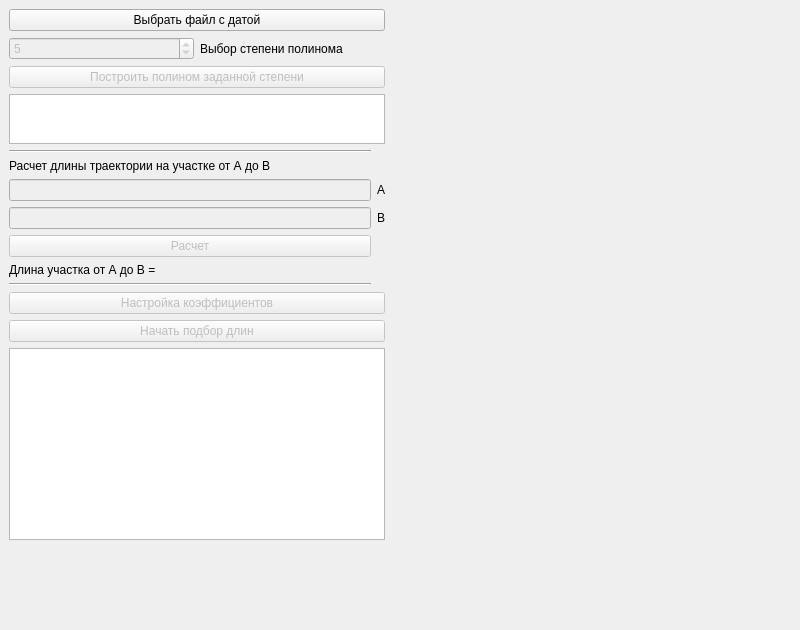
The window that ui_files/main_design.ui (gruzdev-as/Alexey_thesis_app) describes before a commit, drawn with Qt 5.
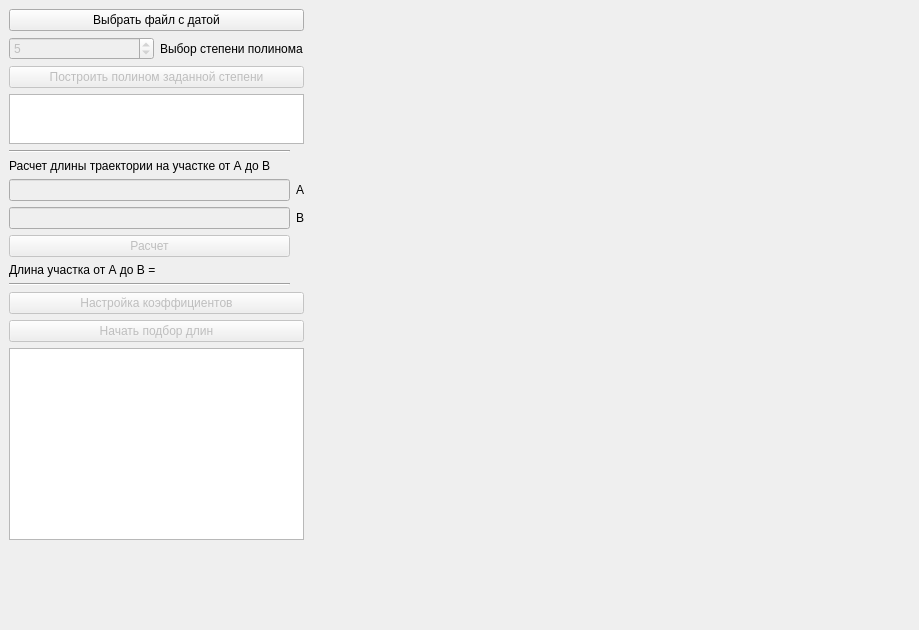
The same window after the commit.

The edit to the form file:
```diff
--- a/ui_files/main_design.ui
+++ b/ui_files/main_design.ui
@@ -6,10 +6,16 @@
    <rect>
     <x>0</x>
     <y>0</y>
-    <width>800</width>
+    <width>919</width>
     <height>630</height>
    </rect>
   </property>
+  <property name="sizePolicy">
+   <sizepolicy hsizetype="Fixed" vsizetype="Fixed">
+    <horstretch>0</horstretch>
+    <verstretch>0</verstretch>
+   </sizepolicy>
+  </property>
   <property name="windowTitle">
    <string>MainWindow</string>
   </property>
@@ -178,33 +184,14 @@
       <item>
        <layout class="QVBoxLayout" name="verticalLayout">
         <item>
-         <widget class="QWidget" name="first_display_widget" native="true">
-          <property name="minimumSize">
-           <size>
-            <width>400</width>
-            <height>300</height>
-           </size>
-          </property>
-          <property name="maximumSize">
-           <size>
-            <width>400</width>
-            <height>300</height>
-           </size>
-          </property>
-         </widget>
+         <widget class="QWidget" name="first_display_widget" native="true"/>
         </item>
         <item>
          <widget class="QWidget" name="second_display_widget" native="true">
           <property name="minimumSize">
            <size>
-            <width>400</width>
-            <height>300</height>
-           </size>
-          </property>
-          <property name="maximumSize">
-           <size>
-            <width>400</width>
-            <height>300</height>
+            <width>600</width>
+            <height>0</height>
            </size>
           </property>
          </widget>
```
